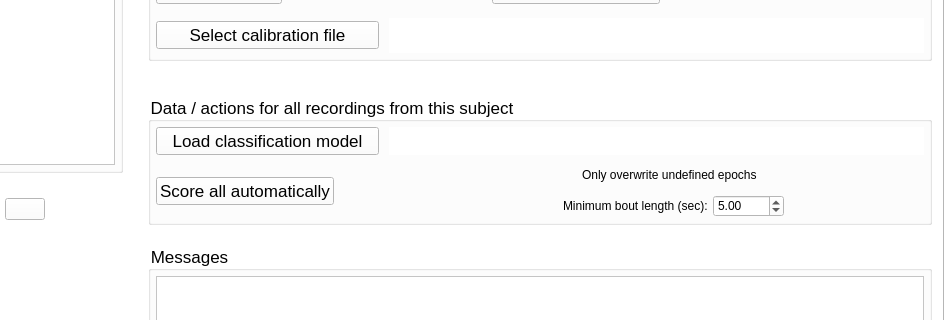
First picture: the form in accusleepy/gui/primary_window.ui, repository zekebarger/AccuSleePy, before the edit; both pictures show x 90 to 1034 and y 226 to 546 of the 1034 by 686 pixel window.
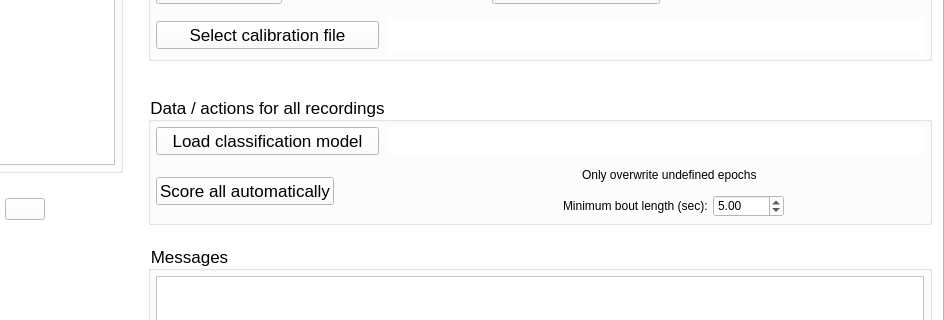
Second picture: the form after the edit. Icons and pictures are not drawn.

Commit message: fix groupbox label

What changed in the file:
```diff
--- a/accusleepy/gui/primary_window.ui
+++ b/accusleepy/gui/primary_window.ui
@@ -493,7 +493,7 @@
                </font>
               </property>
               <property name="title">
-               <string>Data / actions for all recordings from this subject</string>
+               <string>Data / actions for all recordings</string>
               </property>
               <layout class="QVBoxLayout" name="verticalLayout_3" stretch="2,3">
                <property name="spacing">
```
The commit also changes 1 other file.
